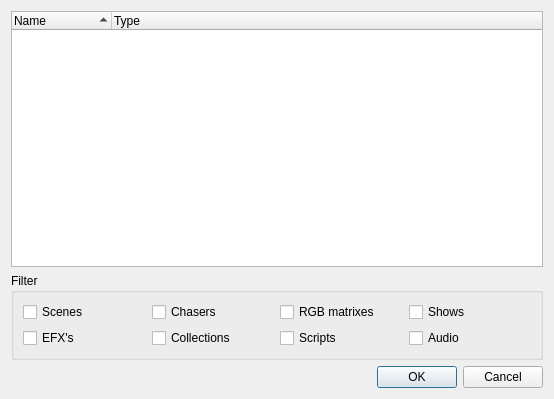
Above: ui/src/functionselection.ui from mcallegari/qlcplus before the change. Below: the same form after it.
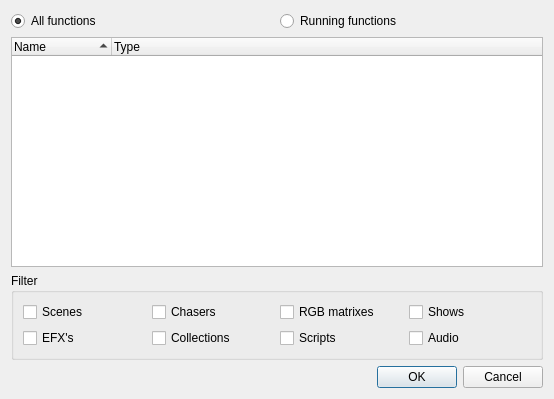
That is the form after the change.

Commit message:
Function selection: added radio buttons to show all or only the running functions
Fixed regression on VC buttons name
Updated translations

The edit to the form file:
```diff
--- a/ui/src/functionselection.ui
+++ b/ui/src/functionselection.ui
@@ -14,6 +14,27 @@
    <string>Select Function</string>
   </property>
   <layout class="QVBoxLayout" name="verticalLayout">
+   <item>
+    <layout class="QHBoxLayout" name="horizontalLayout">
+     <item>
+      <widget class="QRadioButton" name="m_allFunctionsRadio">
+       <property name="text">
+        <string>All functions</string>
+       </property>
+       <property name="checked">
+        <bool>true</bool>
+       </property>
+      </widget>
+     </item>
+     <item>
+      <widget class="QRadioButton" name="m_runningFunctionsRadio">
+       <property name="text">
+        <string>Running functions</string>
+       </property>
+      </widget>
+     </item>
+    </layout>
+   </item>
    <item>
     <widget class="QTreeWidget" name="m_tree">
      <property name="alternatingRowColors">
```
The commit also changes 12 other files.
